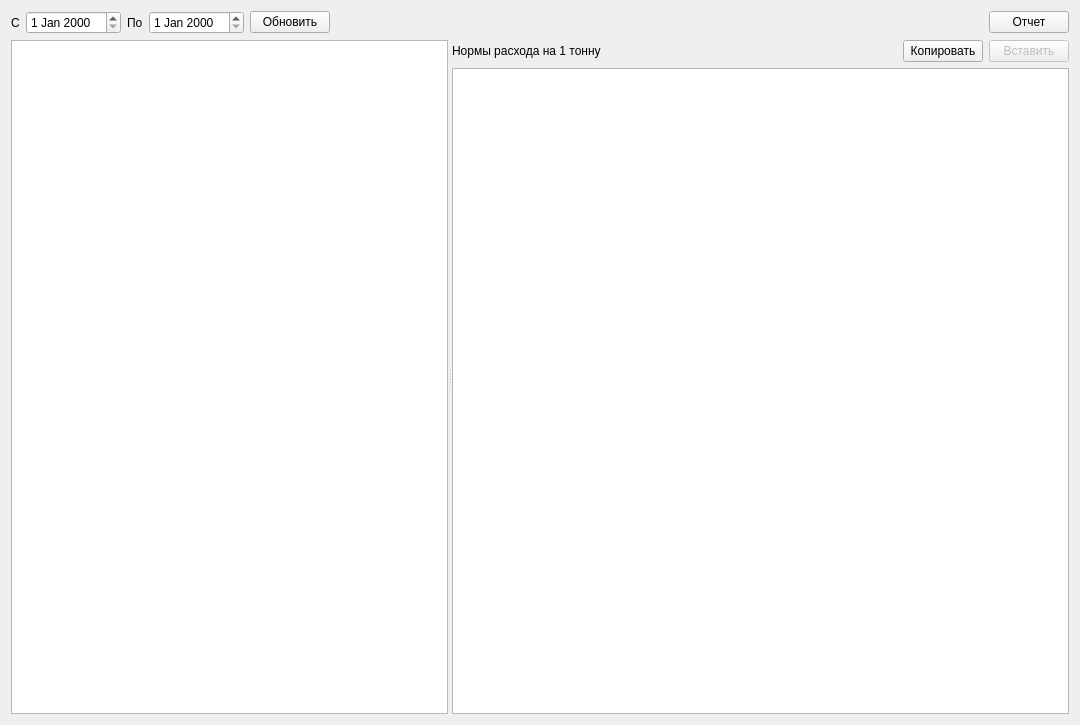
Before: the Qt Designer form formpodtnorn.ui in Sergeyego/wire_pr, drawn with Qt 5.
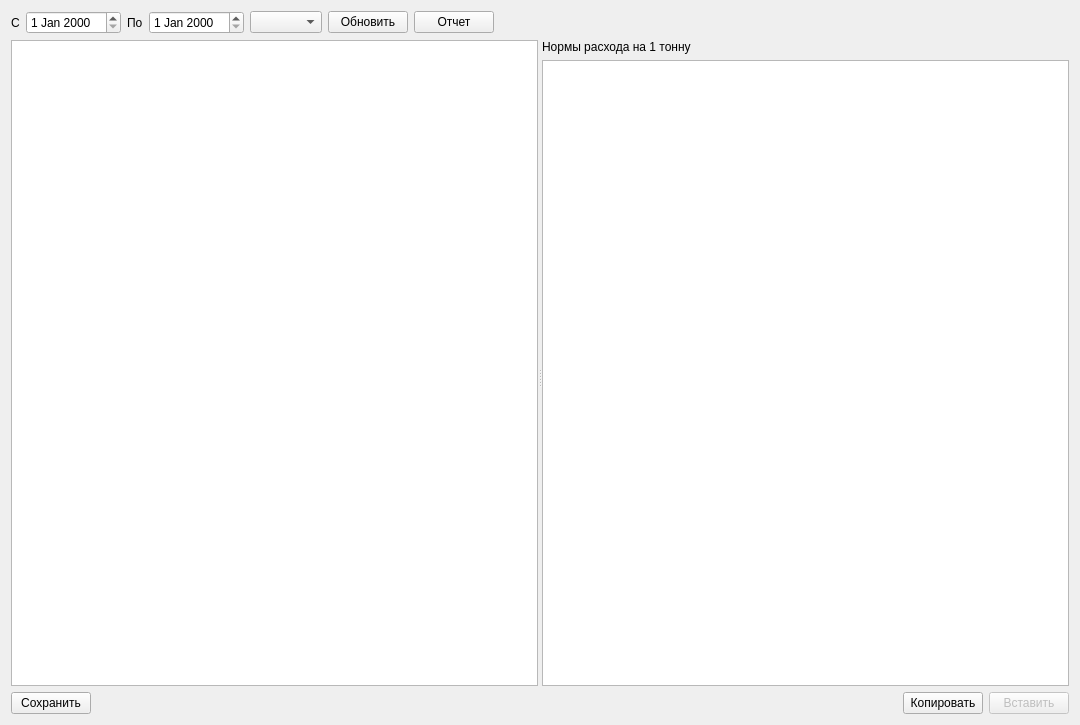
After: the same form once the commit is applied. Custom widgets are drawn as their Qt base class.

The edit to the form file:
```diff
--- a/formpodtnorn.ui
+++ b/formpodtnorn.ui
@@ -13,7 +13,7 @@
   <property name="windowTitle">
    <string>Form</string>
   </property>
-  <layout class="QVBoxLayout" name="verticalLayout_2">
+  <layout class="QVBoxLayout" name="verticalLayout_3">
    <item>
     <layout class="QHBoxLayout" name="horizontalLayout">
      <item>
@@ -36,6 +36,9 @@
      <item>
       <widget class="DateEdit" name="dateEditEnd"/>
      </item>
+     <item>
+      <widget class="QComboBox" name="comboBoxType"/>
+     </item>
      <item>
       <widget class="QPushButton" name="pushButtonUpd">
        <property name="text">
@@ -43,6 +46,13 @@
        </property>
       </widget>
      </item>
+     <item>
+      <widget class="QPushButton" name="pushButtonRep">
+       <property name="text">
+        <string>Отчет</string>
+       </property>
+      </widget>
+     </item>
      <item>
       <spacer name="horizontalSpacer">
        <property name="orientation">
@@ -56,13 +66,6 @@
        </property>
       </spacer>
      </item>
-     <item>
-      <widget class="QPushButton" name="pushButtonRep">
-       <property name="text">
-        <string>Отчет</string>
-       </property>
-      </widget>
-     </item>
     </layout>
    </item>
    <item>
@@ -76,28 +79,61 @@
      <property name="orientation">
       <enum>Qt::Horizontal</enum>
      </property>
-     <widget class="TableView" name="tableViewPodt">
-      <property name="selectionMode">
-       <enum>QAbstractItemView::SingleSelection</enum>
-      </property>
-      <property name="selectionBehavior">
-       <enum>QAbstractItemView::SelectRows</enum>
-      </property>
-      <attribute name="verticalHeaderVisible">
-       <bool>false</bool>
-      </attribute>
-     </widget>
      <widget class="QWidget" name="">
+      <layout class="QVBoxLayout" name="verticalLayout_2">
+       <item>
+        <widget class="TableView" name="tableViewPodt">
+         <property name="selectionMode">
+          <enum>QAbstractItemView::SingleSelection</enum>
+         </property>
+         <property name="selectionBehavior">
+          <enum>QAbstractItemView::SelectRows</enum>
+         </property>
+         <attribute name="verticalHeaderVisible">
+          <bool>false</bool>
+         </attribute>
+        </widget>
+       </item>
+       <item>
+        <layout class="QHBoxLayout" name="horizontalLayout_4">
+         <item>
+          <widget class="QPushButton" name="pushButtonSave">
+           <property name="text">
+            <string>Сохранить</string>
+           </property>
+          </widget>
+         </item>
+         <item>
+          <spacer name="horizontalSpacer_3">
+           <property name="orientation">
+            <enum>Qt::Horizontal</enum>
+           </property>
+           <property name="sizeHint" stdset="0">
+            <size>
+             <width>40</width>
+             <height>20</height>
+            </size>
+           </property>
+          </spacer>
+         </item>
+        </layout>
+       </item>
+      </layout>
+     </widget>
+     <widget class="QWidget" name="layoutWidget">
       <layout class="QVBoxLayout" name="verticalLayout">
+       <item>
+        <widget class="QLabel" name="label_3">
+         <property name="text">
+          <string>Нормы расхода на 1 тонну</string>
+         </property>
+        </widget>
+       </item>
+       <item>
+        <widget class="DbViewer" name="tableViewNorm"/>
+       </item>
        <item>
         <layout class="QHBoxLayout" name="horizontalLayout_2">
-         <item>
-          <widget class="QLabel" name="label_3">
-           <property name="text">
-            <string>Нормы расхода на 1 тонну</string>
-           </property>
-          </widget>
-         </item>
          <item>
           <spacer name="horizontalSpacer_2">
            <property name="orientation">
@@ -130,9 +166,6 @@
          </item>
         </layout>
        </item>
-       <item>
-        <widget class="DbViewer" name="tableViewNorm"/>
-       </item>
       </layout>
      </widget>
     </widget>
```
